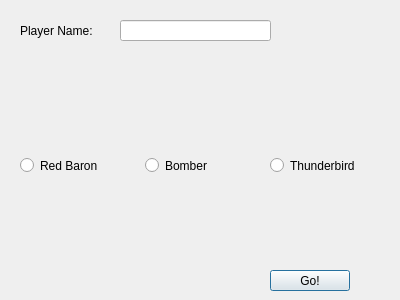
First picture: the form in Game/startwindow.ui, repository KahalaV/OTEK, before the edit.
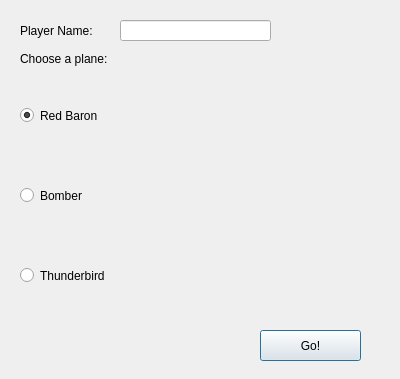
Second picture: the form after the edit.

Commit message: Plane icons now show in start menu.

The edit to the form file:
```diff
--- a/Game/startwindow.ui
+++ b/Game/startwindow.ui
@@ -7,7 +7,7 @@
     <x>0</x>
     <y>0</y>
     <width>400</width>
-    <height>300</height>
+    <height>379</height>
    </rect>
   </property>
   <property name="windowTitle">
@@ -32,10 +32,10 @@
   <widget class="QPushButton" name="goButton">
    <property name="geometry">
     <rect>
-     <x>270</x>
-     <y>270</y>
-     <width>80</width>
-     <height>21</height>
+     <x>260</x>
+     <y>330</y>
+     <width>101</width>
+     <height>31</height>
     </rect>
    </property>
    <property name="text">
@@ -53,38 +53,56 @@
    </property>
   </widget>
   <widget class="QRadioButton" name="radioRedBaronButton">
+   <property name="enabled">
+    <bool>true</bool>
+   </property>
    <property name="geometry">
     <rect>
      <x>20</x>
      <y>80</y>
-     <width>111</width>
-     <height>171</height>
+     <width>171</width>
+     <height>71</height>
     </rect>
    </property>
    <property name="text">
     <string>Red Baron</string>
    </property>
+   <property name="iconSize">
+    <size>
+     <width>64</width>
+     <height>64</height>
+    </size>
+   </property>
+   <property name="checked">
+    <bool>true</bool>
+   </property>
   </widget>
   <widget class="QRadioButton" name="radioBomberButton">
    <property name="geometry">
     <rect>
-     <x>145</x>
-     <y>80</y>
-     <width>111</width>
-     <height>171</height>
+     <x>20</x>
+     <y>160</y>
+     <width>171</width>
+     <height>71</height>
     </rect>
    </property>
    <property name="text">
     <string>Bomber</string>
    </property>
+   <property name="iconSize">
+    <size>
+     <width>64</width>
+     <height>64</height>
+    </size>
+   </property>
   </widget>
   <widget class="QRadioButton" name="radioThunderbirdButton">
    <property name="geometry">
     <rect>
-     <x>270</x>
-     <y>80</y>
-     <width>111</width>
-     <height>171</height>
+     <x>20</x>
+     <y>240</y>
+     <width>171</width>
+     <height>71</height>
     </rect>
    </property>
    <property name="text">
@@ -92,11 +110,24 @@
    </property>
    <property name="iconSize">
     <size>
-     <width>16</width>
-     <height>16</height>
+     <width>64</width>
+     <height>64</height>
     </size>
    </property>
   </widget>
+  <widget class="QLabel" name="label_2">
+   <property name="geometry">
+    <rect>
+     <x>20</x>
+     <y>50</y>
+     <width>111</width>
+     <height>17</height>
+    </rect>
+   </property>
+   <property name="text">
+    <string>Choose a plane:</string>
+   </property>
+  </widget>
  </widget>
  <resources/>
  <connections/>
```
The commit also changes 2 other files.
